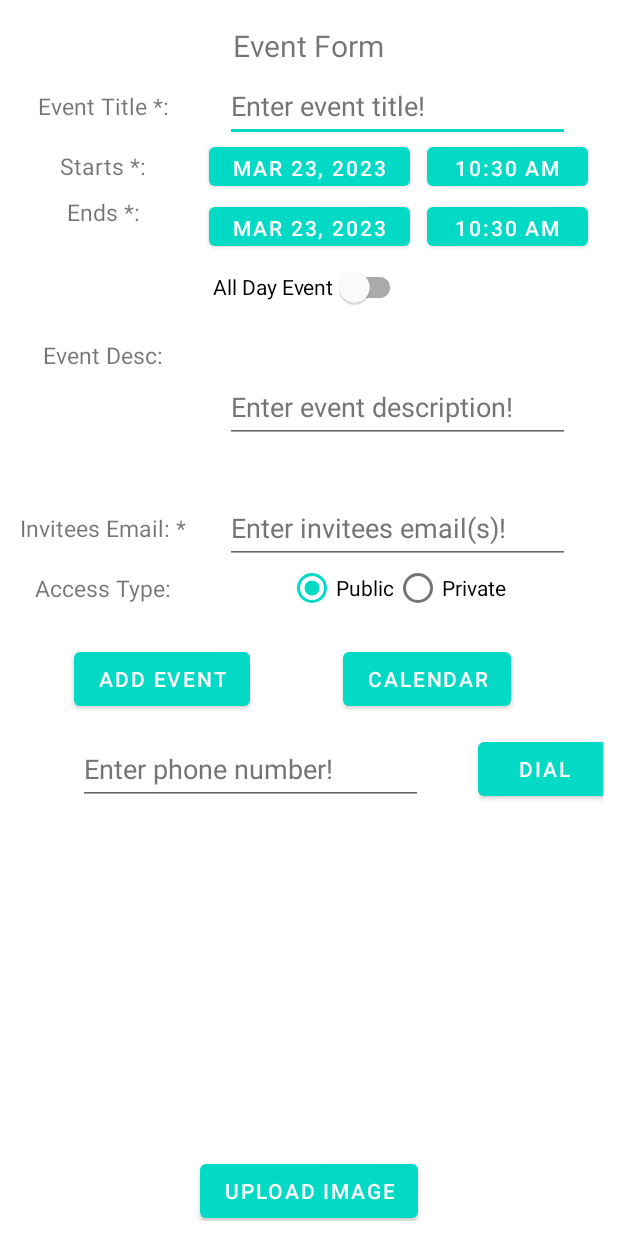
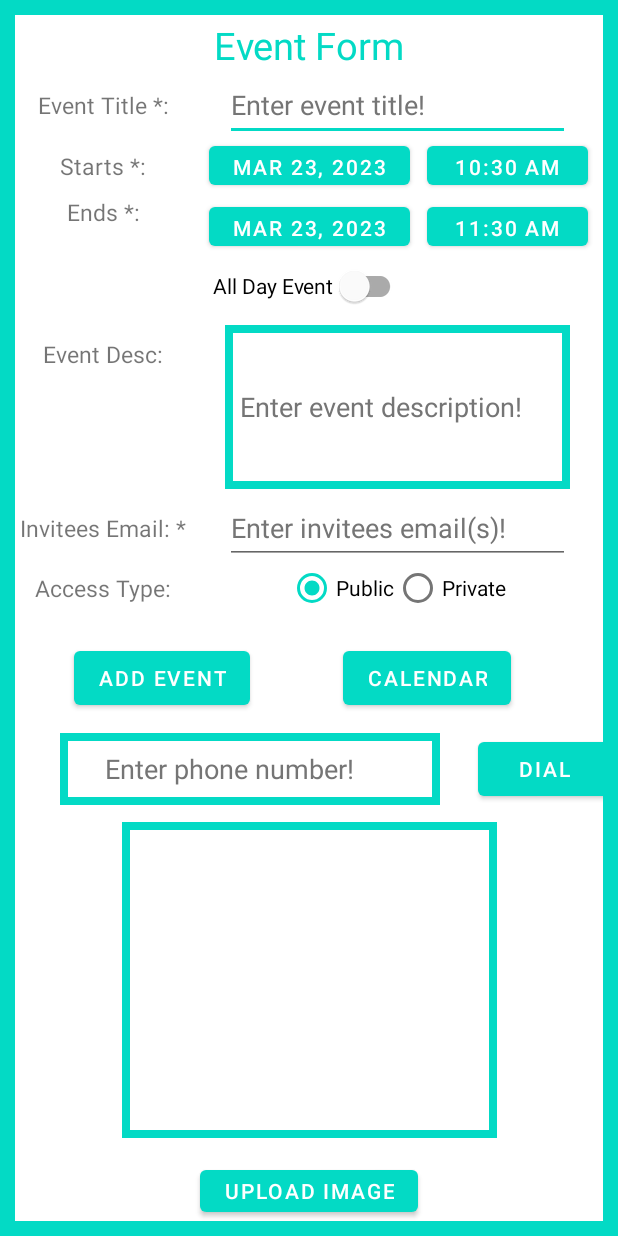
Before and after one commit to simulbista/Android-Calendar-Form, an Android app: the screen it shows after launch (MainActivity), on a phone screen of 412 x 824 dp. Run offline under Robolectric (Android 15) with nearby library versions, the phone set to English and light mode, and no system bars.

Commit message:
completed all the tasks - submit data to the native app calendar with email validation, improved the ui design, added some java helper methods (to set the default end time as the current time plus 1 hour)

```diff
--- a/app/src/main/java/com/simul/implicit_intent/MainActivity.java
+++ b/app/src/main/java/com/simul/implicit_intent/MainActivity.java
@@ -32,9 +32,12 @@ import java.util.Arrays;
 import java.util.Calendar;
 import java.util.Date;
 import java.util.Locale;
+import java.util.regex.Matcher;
+import java.util.regex.Pattern;
 
 public class MainActivity extends AppCompatActivity {
     private static final int PHOTO_REQUEST = 300;
+    //camera (photo)
     private ActivityResultLauncher<Intent> cameraLauncher;
     EditText phoneNumberField;
     private Button startDateBtn;
@@ -49,18 +52,17 @@ public class MainActivity extends AppCompatActivity {
     private EditText eventTitleInput;
     private EditText eventDescInput;
     private EditText eventEmailsInput;
-
     //    access type flag
     String accessType = "public";
-
     //event type
     RadioGroup eventAccessTypeGroup;
-
+    //calendar variables that stores the input calendar values for both start/end date/time
+    //is required when entered these values in the calendar
     Calendar startCalendar = Calendar.getInstance();
     Calendar endCalendar = Calendar.getInstance();
 
 
-    //setting the current date to defaultCurrentDate
+    //setting the current date to defaultCurrentDate`
     Date currentDate = new Date();
     SimpleDateFormat dateFormatDate = new SimpleDateFormat("MMM dd, yyyy");
     String defaultCurrentDate = dateFormatDate.format(currentDate);
@@ -76,7 +78,7 @@ public class MainActivity extends AppCompatActivity {
         setContentView(R.layout.activity_main);
 
         //calling setDefaultDateTime method - start/end date/time when the app opens
-        //so that it can display the default date/time
+        //so that it can display the current date/time by default
         startDateBtn = findViewById(R.id.eventStartDateBtn);
         endDateBtn = findViewById(R.id.eventEndDateBtn);
         startTimeBtn = findViewById(R.id.eventStartTimeBtn);
@@ -165,10 +167,9 @@ public class MainActivity extends AppCompatActivity {
         //event description
         eventDescInput = findViewById(R.id.eventDescInput);
         String eDesc = eventDescInput.getText().toString();
-        //invitees emails (storing all emails in an array list)
+        //invitees emails
         eventEmailsInput = findViewById(R.id.eventEmailsInput);
         String eInviteesEmails = eventEmailsInput.getText().toString();
-        ArrayList<String> inviteesEmailList = new ArrayList<>(Arrays.asList(eInviteesEmails.split(",")));
         //access type(public/private)
         eventAccessTypeGroup = findViewById(R.id.eventAccessTypeGroup);
         int selectedRadioButton = eventAccessTypeGroup.getCheckedRadioButtonId();
@@ -176,27 +177,33 @@ public class MainActivity extends AppCompatActivity {
         else accessType = "private";
 
         //validation
-        if (!eTitle.isEmpty() && !eStartDate.isEmpty() && !eEndDate.isEmpty() && !inviteesEmailList.isEmpty()) {
-            //validated, good to proceed with adding the event to the calendar
+        if (!eTitle.isEmpty() && !eStartDate.isEmpty() && !eEndDate.isEmpty() && !eInviteesEmails.isEmpty()) {
+            //null check passed
+
+            // email validity check passed, , good to proceed with adding the event to the calendar
+            if (areAllEmailsValid(eInviteesEmails)) {
                 Intent intent = new Intent(Intent.ACTION_INSERT);
-            intent.setData(CalendarContract.CONTENT_URI);
+                intent.setData(CalendarContract.Events.CONTENT_URI);
 
-            intent.putExtra(CalendarContract.Events.TITLE, eTitle).putExtra(CalendarContract.Events.DESCRIPTION, eDesc).putExtra(CalendarContract.Events.ALL_DAY, fullDayEventFlag);
+                intent.putExtra(CalendarContract.Events.TITLE, eTitle).putExtra(CalendarContract.Events.ALL_DAY, fullDayEventFlag).putExtra(CalendarContract.Events.DESCRIPTION, eDesc).putExtra(Intent.EXTRA_EMAIL, eInviteesEmails);
 
                 if (accessType.equals("public"))
                     intent.putExtra(CalendarContract.Events.ACCESS_LEVEL, CalendarContract.Events.ACCESS_PUBLIC);
                 else
                     intent.putExtra(CalendarContract.Events.ACCESS_LEVEL, CalendarContract.Events.ACCESS_PRIVATE);
 
-            //need to convert time to millisecond before pushing it to the calendar
+                //need to convert time to millisecond before pushing (date and time) to the calendar
                 long startTimeMs = startCalendar.getTimeInMillis();
                 long endTimeMs = endCalendar.getTimeInMillis();
                 intent.putExtra(CalendarContract.EXTRA_EVENT_BEGIN_TIME, startTimeMs);
                 intent.putExtra(CalendarContract.EXTRA_EVENT_END_TIME, endTimeMs);
-
+                //start the actyivity of insert data into the app calendar
+                startActivity(intent);
                 //success toast
                 Toast.makeText(this, "Event added successfully!", Toast.LENGTH_SHORT).show();
-
+            } else {
+                Toast.makeText(this, "Please make sure you have entered valid email addresses!", Toast.LENGTH_SHORT).show();
+            }
         } else {
             //something wrong with the input (i.e. not all required fields have data)
             Toast.makeText(this, "Please make sure all the required fields have data!", Toast.LENGTH_SHORT).show();
@@ -212,6 +219,22 @@ public class MainActivity extends AppCompatActivity {
         return phoneNumber.matches(regex);
     }
 
+    //email validator helper method
+    public static boolean areAllEmailsValid(String eInviteesEmails) {
+        //converting the input of string of emails (separated by commas) to individual emails and then storing them in an arraylist
+        ArrayList<String> emails = new ArrayList<>(Arrays.asList(eInviteesEmails.split(",")));
+        String regex = "^[A-Za-z0-9+_.-]+@[A-Za-z0-9.-]+$";
+        Pattern pattern = Pattern.compile(regex);
+        for (String email : emails) {
+            Matcher matcher = pattern.matcher(email);
+            if (!matcher.matches()) {
+                return false; // return false if any email address is invalid
+            }
+        }
+        return true; // return true if all email addresses are valid
+    }
+
+    //methods to set the start/end date/time chosen from the date/time picker dialog box to the app UI
     public void setStartDate(View view) {
         OpenDatePicker(startDateBtn);
     }
@@ -223,7 +246,6 @@ public class MainActivity extends AppCompatActivity {
     public void setStartTime(View view) {
         OpenTimePicker(startTimeBtn);
     }
-
 
     public void setEndTime(View view) {
         OpenTimePicker(endTimeBtn);
@@ -243,7 +265,8 @@ public class MainActivity extends AppCompatActivity {
         startDateBtn.setText(defaultCurrentDate);
         endDateBtn.setText(defaultCurrentDate);
         startTimeBtn.setText(defaultCurrentTime);
-        endTimeBtn.setText(defaultCurrentTime);
+        //passing 1 (hr) to incrementCurrentTime method to return a string with time plus 1 hr
+        endTimeBtn.setText(incrementCurrentTime(1));
     }
 
     //set date using date picker dialog box
@@ -259,6 +282,7 @@ public class MainActivity extends AppCompatActivity {
                 calendar.set(year, month, day);
                 String formattedDate = sdf.format(calendar.getTime());
 
+                //set the formatted date to the start/end date in the UI based on btn input
                 btn.setText(formattedDate);
 
                 //storing the chosen date in Calendar object (required when creating the event)
@@ -282,6 +306,8 @@ public class MainActivity extends AppCompatActivity {
             @Override
 //            month starts from 0 in datepicker, so for jan it should be 0+1, hence the plus 1
             public void onTimeSet(TimePicker timePicker, int hour, int min) {
+
+                // am/pm logic
                 String ampm = "am";
                 if (hour > 12) ampm = "pm";
                 btn.setText(String.valueOf(hour) + ":" + String.valueOf(min) + ' ' + ampm);
@@ -300,4 +326,20 @@ public class MainActivity extends AppCompatActivity {
         dialog.show();
     }
 
+    //increment the input time by a value (1 hour)
+    //get the current calendar instance, adding the increment value, store it to a string and return it back
+    //also assign it to the endTime (required when data needs to be added to the calendar)
+    private String incrementCurrentTime(int incrementValue) {
+        Calendar calendarIncremented = Calendar.getInstance();
+        calendarIncremented.add(Calendar.HOUR_OF_DAY, incrementValue);
+        Date incrementedTime = calendarIncremented.getTime();
+        SimpleDateFormat dateFormatTime = new SimpleDateFormat("h:mm a");
+        String defaultCurrentTimeIncremented = dateFormatTime.format(incrementedTime);
+
+        endCalendar.set(Calendar.HOUR_OF_DAY, calendarIncremented.HOUR_OF_DAY);
+        endCalendar.set(Calendar.MINUTE, calendarIncremented.MINUTE);
+
+        return defaultCurrentTimeIncremented;
     }
+
+}
--- /dev/null
+++ b/app/src/main/res/drawable-v24/page_border.xml
@@ -0,0 +1,6 @@
+<shape xmlns:android="http://schemas.android.com/apk/res/android"
+    android:shape="rectangle">
+    <stroke
+        android:color="@color/teal_200"
+        android:width="10dp"/>
+</shape>
--- /dev/null
+++ b/app/src/main/res/drawable/images_border.xml
@@ -0,0 +1,6 @@
+<shape xmlns:android="http://schemas.android.com/apk/res/android"
+    android:shape="rectangle">
+    <stroke
+        android:color="@color/teal_200"
+        android:width="5dp"/>
+</shape>
--- a/app/src/main/res/layout/activity_main.xml
+++ b/app/src/main/res/layout/activity_main.xml
@@ -4,6 +4,7 @@
     xmlns:tools="http://schemas.android.com/tools"
     android:layout_width="match_parent"
     android:layout_height="match_parent"
+    android:background="@drawable/page_border"
     android:padding="10dp"
     tools:context=".MainActivity">
 
@@ -195,7 +196,8 @@
         android:layout_width="wrap_content"
         android:layout_height="wrap_content"
         android:text="Event Form"
-        android:textSize="20sp"
+        android:textColor="@color/teal_200"
+        android:textSize="25sp"
         app:layout_constraintBottom_toTopOf="@id/glh_5pc"
         app:layout_constraintEnd_toEndOf="parent"
         app:layout_constraintStart_toStartOf="parent"
@@ -242,10 +244,10 @@
         android:id="@+id/eventStartDateBtn"
         android:layout_width="wrap_content"
         android:layout_height="38dp"
-        android:text=""
-        android:onClick="setStartDate"
         android:layout_marginStart="8dp"
         android:layout_marginEnd="8dp"
+        android:onClick="setStartDate"
+        android:text=""
         app:layout_constraintBottom_toTopOf="@id/glh_15pc"
         app:layout_constraintEnd_toEndOf="@id/glv_70pc"
         app:layout_constraintStart_toStartOf="@id/glv_30pc"
@@ -255,9 +257,9 @@
         android:id="@+id/eventStartTimeBtn"
         android:layout_width="0dp"
         android:layout_height="38dp"
+        android:layout_marginEnd="10dp"
+        android:onClick="setStartTime"
         android:text=""
-        android:onClick="setStartTime"
-        android:layout_marginEnd="10dp"
         app:layout_constraintBottom_toTopOf="@id/glh_15pc"
         app:layout_constraintEnd_toEndOf="parent"
         app:layout_constraintStart_toStartOf="@id/glv_70pc"
@@ -327,10 +329,10 @@
         android:id="@+id/eventEndDateBtn"
         android:layout_width="wrap_content"
         android:layout_height="38dp"
-        android:text=""
-        android:onClick="setEndDate"
         android:layout_marginStart="8dp"
         android:layout_marginEnd="8dp"
+        android:onClick="setEndDate"
+        android:text=""
         app:layout_constraintBottom_toTopOf="@id/glh_20pc"
         app:layout_constraintEnd_toEndOf="@id/glv_70pc"
         app:layout_constraintStart_toStartOf="@id/glv_30pc"
@@ -340,101 +342,26 @@
         android:id="@+id/eventEndTimeBtn"
         android:layout_width="0dp"
         android:layout_height="38dp"
+        android:layout_marginEnd="10dp"
+        android:onClick="setEndTime"
         android:text=""
-        android:onClick="setEndTime"
-        android:layout_marginEnd="10dp"
         app:layout_constraintBottom_toTopOf="@id/glh_20pc"
         app:layout_constraintEnd_toEndOf="parent"
         app:layout_constraintStart_toStartOf="@id/glv_70pc"
-        app:layout_constraintTop_toBottomOf="@id/glh_15pc" />
-<!--    <EditText-->
-<!--        android:id="@+id/eventEndTimeHour"-->
-<!--        android:layout_width="wrap_content"-->
-<!--        android:layout_height="wrap_content"-->
-<!--        android:hint="12"-->
-<!--        app:layout_constraintBottom_toTopOf="@id/glh_20pc"-->
-<!--        app:layout_constraintEnd_toEndOf="@id/glv_50pc"-->
-<!--        app:layout_constraintStart_toStartOf="@id/glv_30pc"-->
-<!--        app:layout_constraintTop_toBottomOf="@id/glh_15pc" />-->
+        app:layout_constraintTop_toBottomOf="@id/glh_15pc"
+        tools:ignore="SpeakableTextPresentCheck" />
 
-<!--    <TextView-->
-<!--        android:id="@+id/eventEndStaticHour"-->
-<!--        android:layout_width="wrap_content"-->
-<!--        android:layout_height="wrap_content"-->
-<!--        android:text="hr"-->
-<!--        android:textSize="15sp"-->
-<!--        app:layout_constraintBottom_toTopOf="@id/glh_20pc"-->
-<!--        app:layout_constraintEnd_toEndOf="@id/glv_60pc"-->
-<!--        app:layout_constraintStart_toStartOf="@id/glv_50pc"-->
-<!--        app:layout_constraintTop_toBottomOf="@id/glh_15pc" />-->
-
-<!--    <EditText-->
-<!--        android:id="@+id/eventEndTimeMin"-->
-<!--        android:layout_width="wrap_content"-->
-<!--        android:layout_height="wrap_content"-->
-<!--        android:hint="0"-->
-<!--        app:layout_constraintBottom_toTopOf="@id/glh_20pc"-->
-<!--        app:layout_constraintEnd_toEndOf="@id/glv_70pc"-->
-<!--        app:layout_constraintStart_toStartOf="@id/glv_60pc"-->
-<!--        app:layout_constraintTop_toBottomOf="@id/glh_15pc"/>-->
-
-<!--    <TextView-->
-<!--        android:id="@+id/eventEndStaticMin"-->
-<!--        android:layout_width="wrap_content"-->
-<!--        android:layout_height="wrap_content"-->
-<!--        android:text="min"-->
-<!--        android:textSize="15sp"-->
-<!--        app:layout_constraintBottom_toTopOf="@id/glh_20pc"-->
-<!--        app:layout_constraintEnd_toEndOf="@id/glv_80pc"-->
-<!--        app:layout_constraintStart_toStartOf="@id/glv_70pc"-->
-<!--        app:layout_constraintTop_toBottomOf="@id/glh_15pc" />-->
-
-
-<!--    <Spinner-->
-<!--        android:id="@+id/eventEndTimeAmPm"-->
-<!--        android:layout_width="wrap_content"-->
-<!--        android:layout_height="wrap_content"-->
-<!--        android:entries="@array/am_pm_options"-->
-<!--        app:layout_constraintBottom_toTopOf="@id/glh_20pc"-->
-<!--        app:layout_constraintEnd_toEndOf="@id/glh_90pc"-->
-<!--        app:layout_constraintStart_toStartOf="@id/glv_80pc"-->
-<!--        app:layout_constraintTop_toBottomOf="@id/glh_15pc"/>-->
-
-    <!--    end of end-time input fields (hour, min and am/pm-->
-
-<!--    <TextView-->
-<!--        android:id="@+id/eventAllDay"-->
-<!--        android:layout_width="wrap_content"-->
-<!--        android:layout_height="wrap_content"-->
-<!--        android:text="All Day Event:"-->
-<!--        android:textSize="15sp"-->
-<!--        app:layout_constraintBottom_toTopOf="@id/glh_25pc"-->
-<!--        app:layout_constraintEnd_toEndOf="@id/glv_30pc"-->
-<!--        app:layout_constraintStart_toStartOf="parent"-->
-<!--        app:layout_constraintTop_toBottomOf="@id/glh_20pc" />-->
-
-<!--    <ToggleButton-->
-<!--        android:id="@+id/eventAllDayInput"-->
-<!--        android:layout_width="wrap_content"-->
-<!--        android:layout_height="wrap_content"-->
-<!--        android:checked="true"-->
-<!--        android:textOff="Off"-->
-<!--        android:textOn="On"-->
-<!--        app:layout_constraintBottom_toTopOf="@id/glh_25pc"-->
-<!--        app:layout_constraintEnd_toEndOf="parent"-->
-<!--        app:layout_constraintStart_toStartOf="@id/glv_30pc"-->
-<!--        app:layout_constraintTop_toBottomOf="@id/glh_20pc" />-->
     <com.google.android.material.switchmaterial.SwitchMaterial
         android:id="@+id/eventAllDayInput"
         android:layout_width="wrap_content"
         android:layout_height="wrap_content"
         android:text="All Day Event"
-        app:thumbTint="@color/switch_thumb_color"
-        app:trackTint="@color/switch_track_color_off"
         app:layout_constraintBottom_toTopOf="@id/glh_25pc"
         app:layout_constraintEnd_toEndOf="parent"
         app:layout_constraintStart_toStartOf="parent"
-        app:layout_constraintTop_toBottomOf="@id/glh_20pc"/>
+        app:layout_constraintTop_toBottomOf="@id/glh_20pc"
+        app:thumbTint="@color/switch_thumb_color"
+        app:trackTint="@color/switch_track_color_off" />
 
     <TextView
         android:id="@+id/eventDesc"
@@ -451,11 +378,15 @@
     <EditText
         android:id="@+id/eventDescInput"
         android:layout_width="230dp"
-        android:layout_height="wrap_content"
+        android:layout_height="0dp"
+        android:layout_margin="5dp"
+        android:background="@drawable/images_border"
         android:hint="Enter event description!"
+        android:autofillHints="This is a calendar event description!"
         android:inputType="textMultiLine"
         android:maxLines="3"
         android:minHeight="48dp"
+        android:padding="10dp"
         android:textColorHint="#757575"
         app:layout_constraintBottom_toTopOf="@id/glh_40pc"
         app:layout_constraintEnd_toEndOf="parent"
@@ -550,13 +481,16 @@
 
     <EditText
         android:id="@+id/phoneNumberField"
-        android:layout_width="230dp"
+        android:layout_width="0dp"
         android:layout_height="wrap_content"
         android:autofillHints="10 digit phone number"
+        android:background="@drawable/images_border"
         android:hint="Enter phone number!"
         android:inputType="phone"
         android:minHeight="48dp"
+        android:layout_margin="30dp"
         android:textColorHint="#757575"
+        android:paddingStart="30dp"
         app:layout_constraintBottom_toTopOf="@id/glh_65pc"
         app:layout_constraintEnd_toEndOf="@id/glv_80pc"
         app:layout_constraintStart_toStartOf="parent"
@@ -582,17 +516,18 @@
         android:layout_width="250dp"
         android:layout_height="0dp"
         android:layout_margin="15dp"
+        android:background="@drawable/images_border"
         android:contentDescription="image from camera app"
+        android:padding="5dp"
         app:layout_constraintBottom_toTopOf="@id/glh_95pc"
         app:layout_constraintEnd_toEndOf="parent"
         app:layout_constraintStart_toStartOf="parent"
-        app:layout_constraintTop_toBottomOf="@id/glh_65pc"
-        app:srcCompat="@android:color/background_light" />
+        app:layout_constraintTop_toBottomOf="@id/glh_65pc" />
 
     <Button
         android:id="@+id/cameraBtn"
         android:layout_width="wrap_content"
-        android:layout_height="wrap_content"
+        android:layout_height="40dp"
         android:layout_margin="10dp"
         android:onClick="openCameraApp"
         android:text="Upload Image"
--- a/app/src/main/res/values/colors.xml
+++ b/app/src/main/res/values/colors.xml
@@ -7,7 +7,7 @@
     <color name="teal_700">#FF018786</color>
     <color name="black">#FF000000</color>
     <color name="white">#FFFFFFFF</color>
-
+    <color name="grey">#f0f0f0</color>
 <!--    all day event switch colors-->
     <!-- Define the color for the thumb of the switch -->
     <color name="switch_thumb_color">#FFFFFF</color>
```
Lines whose indentation alone changed are shown as unchanged.
